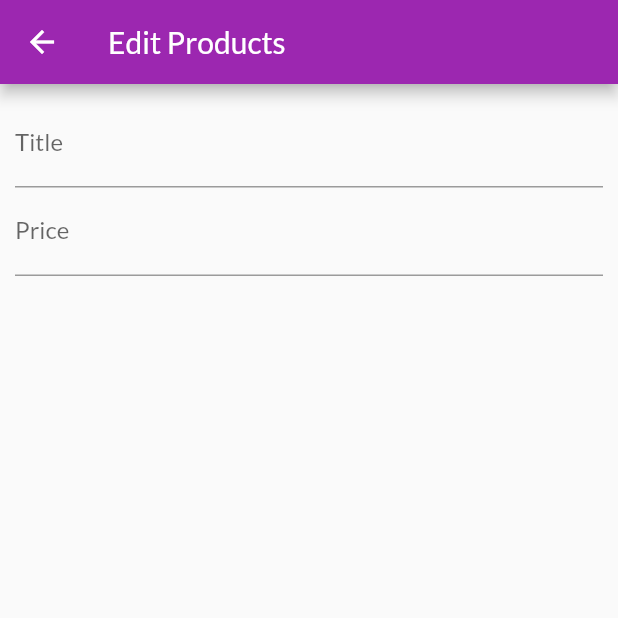
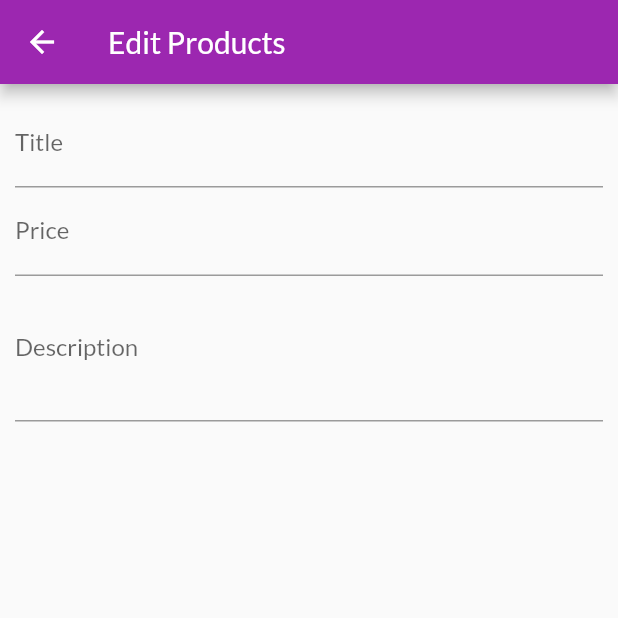
Before and after one commit to MariumAkter/Shop-App, a Flutter app: the EditProductScreen screen opened by its route, on a phone screen of 412 x 824 dp, the top half of it. Run offline on Flutter 3.47's test engine with Material 2 defaults, Android fonts, the phone set to English and light mode, and no system bars; network calls fail.

Commit message:
multiple input & disposing objects

```diff
--- a/lib/screens/edit_product_screen.dart
+++ b/lib/screens/edit_product_screen.dart
@@ -8,6 +8,14 @@
 
 class _EditProductScreenState extends State<EditProductScreen> {
   final _priceFocusNode = FocusNode();
+  final _descriptionFocusNode = FocusNode();
+
+  @override
+  void dispose() {
+    _priceFocusNode.dispose();
+    _descriptionFocusNode.dispose();
+    super.dispose();
+  }
   @override
   Widget build(BuildContext context) {
 
@@ -31,6 +39,15 @@
               textInputAction: TextInputAction.next,
               keyboardType: TextInputType.number,
               focusNode: _priceFocusNode,
+              onFieldSubmitted: (_) {
+                FocusScope.of(context).requestFocus(_descriptionFocusNode);
+              },
+            ),
+            TextFormField(
+              decoration: InputDecoration(labelText: 'Description'),
+              keyboardType: TextInputType.multiline,
+              maxLines: 3,
+              focusNode: _descriptionFocusNode,
             ),
           ],
         ),
```
